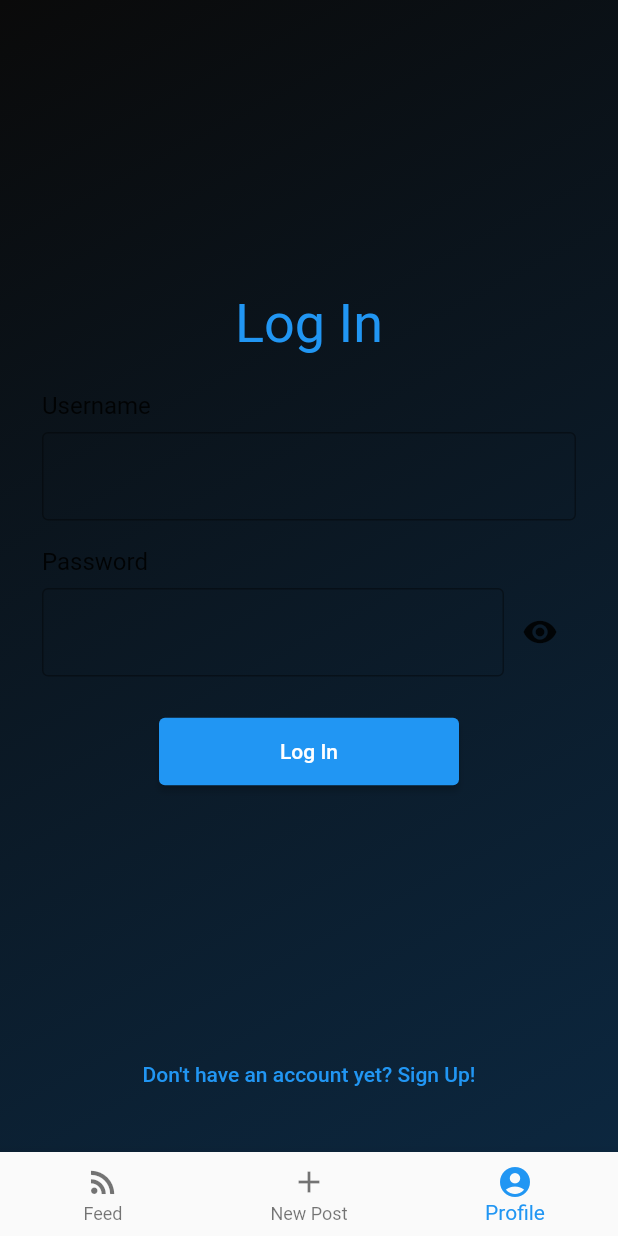
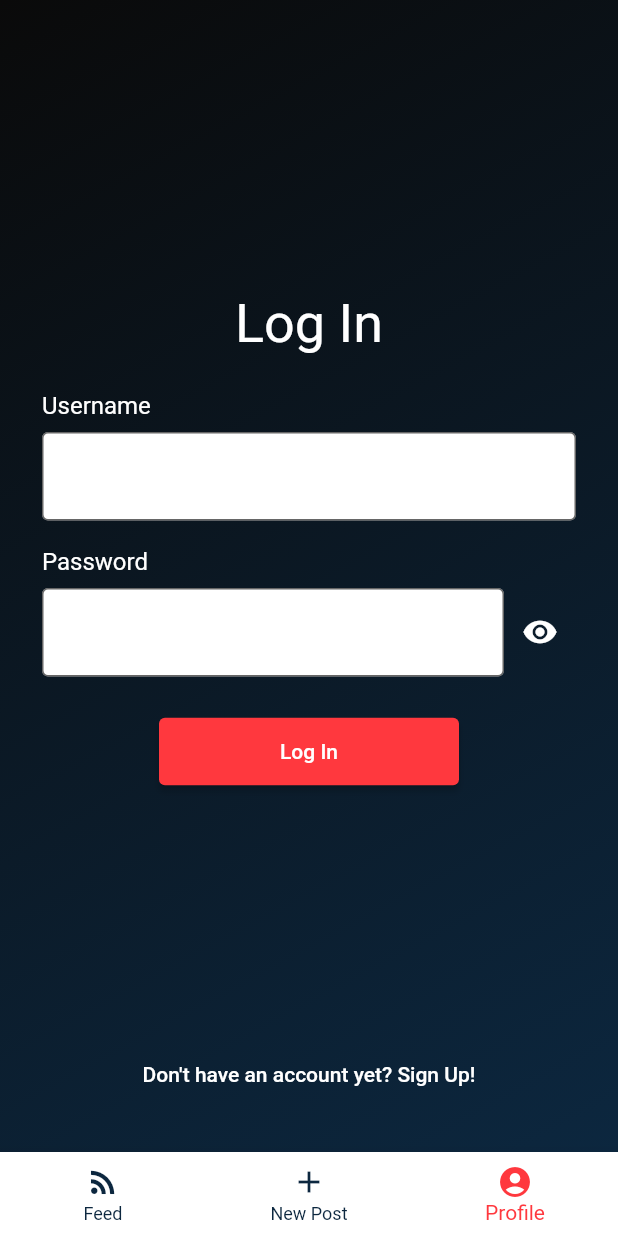
Before and after one commit to ArthurAMP/mini_feed_project, a Flutter app: the screen it shows after launch, item 3 of the bottom bar chosen, on a phone screen of 412 x 824 dp. Run offline on Flutter 3.47's test engine with Material 2 defaults, Android fonts, the phone set to English and light mode, and no system bars; our stand-ins replace flutter_markdown, flutter_secure_storage, infinite_scroll_pagination; network calls fail.

Commit message:
Change color pallet to use Neps colors

```diff
--- a/lib/components/auth/base_form.dart
+++ b/lib/components/auth/base_form.dart
@@ -37,7 +37,7 @@ class _AuthFormState extends State<AuthForm> {
                     widget.title,
                     style: TextStyle(
                       fontSize: 36,
-                      color: Theme.of(context).colorScheme.primary,
+                      color: Theme.of(context).colorScheme.onBackground,
                     ),
                   ),
                   Form(
@@ -64,7 +64,11 @@ class _AuthFormState extends State<AuthForm> {
           ),
           TextButton(
               onPressed: widget.onBottomTextButtonPressed,
-              child: Text(widget.bottomText))
+              child: Text(
+                widget.bottomText,
+                style: TextStyle(
+                    color: Theme.of(context).colorScheme.onBackground),
+              ))
         ],
       ),
     );
--- a/lib/components/auth/custom_fields.dart
+++ b/lib/components/auth/custom_fields.dart
@@ -1,7 +1,8 @@
 import 'package:flutter/material.dart';
 import 'package:intl/intl.dart';
 
-const authFieldsDecoration = InputDecoration(border: OutlineInputBorder());
+const authFieldsDecoration = InputDecoration(
+    border: OutlineInputBorder(), fillColor: Colors.white, filled: true);
 
 class DateFormField extends StatefulWidget {
   const DateFormField({Key? key}) : super(key: key);
@@ -73,15 +74,18 @@ class _PasswordFormFieldState extends State<PasswordFormField> {
             obscureText: !_isPasswordVisible,
           ),
         ),
-        IconButton(onPressed: _toggleVisibility, icon: Icon(buttonIcon))
+        IconButton(
+            onPressed: _toggleVisibility,
+            icon: Icon(
+              buttonIcon,
+              color: Theme.of(context).colorScheme.onBackground,
+            ))
       ],
     );
   }
 }
 
 class WrappedTitle extends StatelessWidget {
-  static const _titleStyle = TextStyle(fontSize: 16);
-
   const WrappedTitle(
       {Key? key, required this.title, required this.child, this.spacing = 8.0})
       : super(key: key);
@@ -97,7 +101,8 @@ class WrappedTitle extends StatelessWidget {
       children: [
         Text(
           title,
-          style: _titleStyle,
+          style: TextStyle(
+              fontSize: 16, color: Theme.of(context).colorScheme.onBackground),
         ),
         child,
       ],
--- /dev/null
+++ b/lib/components/colors.dart
@@ -0,0 +1,23 @@
+import 'package:flutter/material.dart';
+
+class NepsColors {
+  NepsColors._();
+
+  static const black = Color.fromARGB(255, 10, 10, 10);
+  static const blue = Color.fromARGB(255, 12, 39, 63);
+  static const red = Color.fromARGB(255, 255, 56, 62);
+}
+
+const nepsColorTheme = ColorScheme(
+  brightness: Brightness.light,
+  primary: NepsColors.red,
+  onPrimary: Colors.white,
+  secondary: NepsColors.blue,
+  onSecondary: Colors.white,
+  background: NepsColors.blue,
+  onBackground: Colors.white,
+  error: NepsColors.red,
+  onError: Colors.white,
+  surface: Colors.white,
+  onSurface: NepsColors.blue,
+);
--- a/lib/components/post_list_item.dart
+++ b/lib/components/post_list_item.dart
@@ -15,15 +15,20 @@ class PostListItem extends StatelessWidget {
           shape:
               RoundedRectangleBorder(borderRadius: BorderRadius.circular(16)),
           child: Padding(
-              padding: EdgeInsets.all(16.0),
+              padding: const EdgeInsets.all(16.0),
               child: Column(
                 crossAxisAlignment: CrossAxisAlignment.start,
                 children: [
                   Row(
                     children: [
                       CircleAvatar(
+                        backgroundColor:
+                            Theme.of(context).colorScheme.secondary,
+                        foregroundColor:
+                            Theme.of(context).colorScheme.onSecondary,
                         child: Text(
-                            post.author.username.substring(0, 2).toUpperCase()),
+                          post.author.username.substring(0, 2).toUpperCase(),
+                        ),
                       ),
                       Container(
                         padding: const EdgeInsets.only(left: 12),
@@ -40,8 +45,8 @@ class PostListItem extends StatelessWidget {
                     child: MarkdownBody(
                       data: post.text,
                       styleSheet: MarkdownStyleSheet.fromTheme(ThemeData(
-                          textTheme:
-                              TextTheme(bodyText2: TextStyle(fontSize: 16.0)))),
+                          textTheme: const TextTheme(
+                              bodyText2: TextStyle(fontSize: 16.0)))),
                     ),
                   ),
                 ],
--- a/lib/main.dart
+++ b/lib/main.dart
@@ -1,4 +1,5 @@
 import 'package:flutter/material.dart';
+import 'package:mini_feed_project/components/colors.dart';
 import 'package:mini_feed_project/views/home_page.dart';
 import 'package:mini_feed_project/views/new_post_page.dart';
 import 'package:mini_feed_project/views/profile_page.dart';
@@ -12,7 +13,10 @@ class App extends StatelessWidget {
 
   @override
   Widget build(BuildContext context) {
-    return const MaterialApp(title: "MiniFeed", home: MainScreen());
+    return MaterialApp(
+        title: "MiniFeed",
+        home: const MainScreen(),
+        theme: ThemeData(colorScheme: nepsColorTheme));
   }
 }
 
@@ -42,14 +46,11 @@ class _MainScreenState extends State<MainScreen> {
       //   title: const Text('MiniFeed'),
       // ),
       body: Container(
-          decoration: new BoxDecoration(
-              gradient: new LinearGradient(
+          decoration: const BoxDecoration(
+              gradient: LinearGradient(
             begin: Alignment.topLeft,
             end: Alignment.bottomRight,
-            colors: [
-              Color.fromARGB(255, 10, 10, 10),
-              Color.fromARGB(255, 12, 39, 63)
-            ],
+            colors: [NepsColors.black, NepsColors.blue],
           )),
           child: IndexedStack(
             children: _widgetOptions,
@@ -72,6 +73,8 @@ class _MainScreenState extends State<MainScreen> {
         ],
         currentIndex: _selectedIndex,
         selectedItemColor: Theme.of(context).colorScheme.primary,
+        unselectedItemColor: Theme.of(context).colorScheme.secondary,
+        backgroundColor: Colors.white,
         onTap: _onItemTapped,
       ),
     );
```
